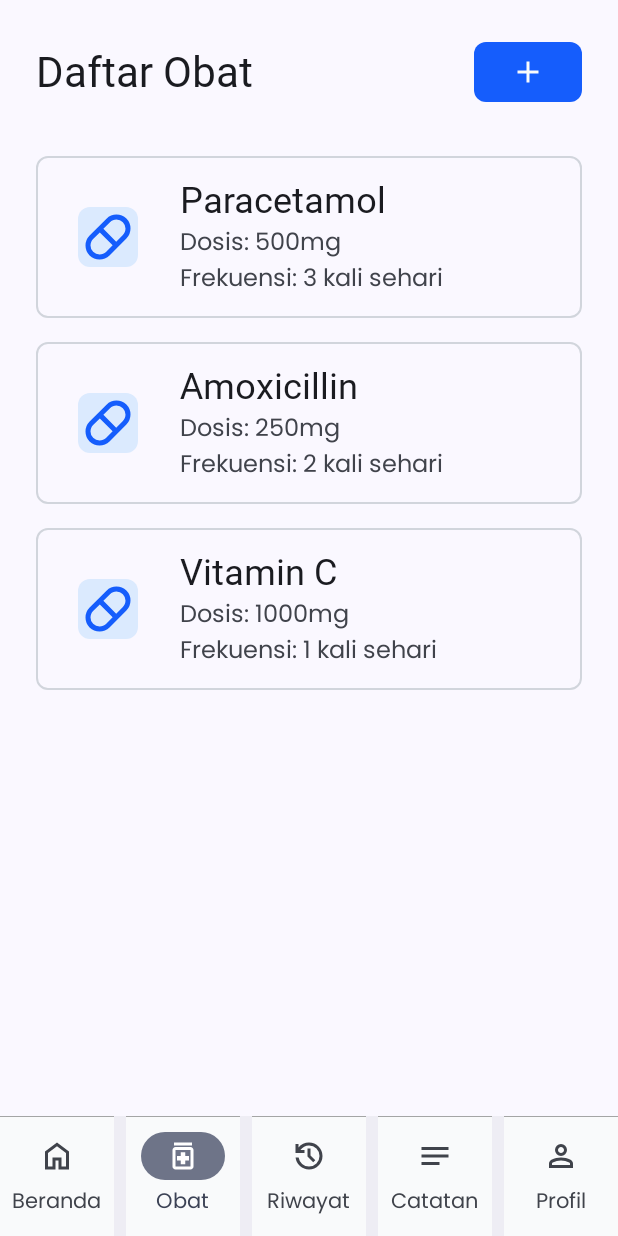
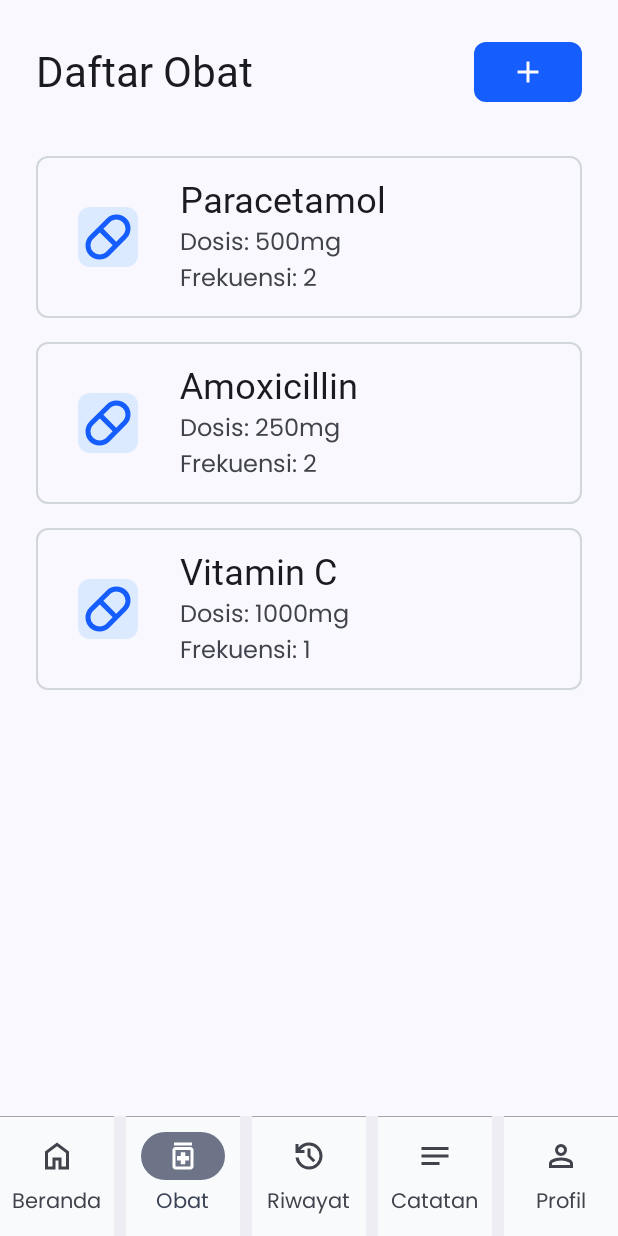
Before and after one commit to JackBerck/bismillah, an Android app built with Jetpack Compose: the MedicineScreen screen opened through its navigation route, on a phone screen of 412 x 824 dp. Run offline under Robolectric (Android 15) with nearby library versions, the light colour scheme and no system bars; our stand-ins replace Dagger/Hilt's generated code; Roboto replaces fonts that are not available here.

Commit message:
feat: adding medicine screen and features

```diff
--- a/app/build.gradle.kts
+++ b/app/build.gradle.kts
@@ -90,4 +90,7 @@ dependencies {
     implementation("androidx.compose.runtime:runtime-livedata")
     // Optional - Integration with RxJava
     implementation("androidx.compose.runtime:runtime-rxjava2")
+
+    // Data Store for storing user preferences
+    implementation("androidx.datastore:datastore-preferences:1.0.0")
 }
--- /dev/null
+++ b/app/src/main/java/com/example/warasin/data/model/Medicine.kt
@@ -0,0 +1,9 @@
+package com.example.warasin.data.model
+
+data class Medicine (
+    val id: Int,
+    val name: String,
+    val dosage: String,
+    val times: List<String>,
+    val description: String
+)
--- /dev/null
+++ b/app/src/main/java/com/example/warasin/ui/medicine/MedicineItem.kt
@@ -0,0 +1,75 @@
+package com.example.warasin.ui.medicine
+
+import androidx.compose.foundation.background
+import androidx.compose.foundation.border
+import androidx.compose.foundation.clickable
+import androidx.compose.foundation.layout.Arrangement
+import androidx.compose.foundation.layout.Box
+import androidx.compose.foundation.layout.Column
+import androidx.compose.foundation.layout.Row
+import androidx.compose.foundation.layout.Spacer
+import androidx.compose.foundation.layout.fillMaxWidth
+import androidx.compose.foundation.layout.padding
+import androidx.compose.foundation.layout.size
+import androidx.compose.foundation.layout.width
+import androidx.compose.foundation.shape.RoundedCornerShape
+import androidx.compose.material3.Icon
+import androidx.compose.material3.MaterialTheme
+import androidx.compose.material3.Text
+import androidx.compose.runtime.Composable
+import androidx.compose.ui.Alignment
+import androidx.compose.ui.Modifier
+import androidx.compose.ui.res.painterResource
+import androidx.compose.ui.unit.dp
+import com.example.warasin.R
+import com.example.warasin.data.model.Medicine
+import com.example.warasin.ui.theme.Blue100
+import com.example.warasin.ui.theme.Blue600
+import com.example.warasin.ui.theme.Gray300
+
+@Composable
+fun MedicineItem(
+    medicine: Medicine,
+    onClick: () -> Unit // Lambda untuk menangani klik
+) {
+    Box(
+        modifier = Modifier
+            .fillMaxWidth()
+            .border(1.dp, Gray300, RoundedCornerShape(8.dp))
+            .clickable(onClick = onClick) // <-- BUAT BOX INI BISA DIKLIK
+    ) {
+        Row(
+            modifier = Modifier.padding(16.dp),
+            horizontalArrangement = Arrangement.Start,
+            verticalAlignment = Alignment.CenterVertically
+        ) {
+            Icon(
+                painter = painterResource(id = R.drawable.outline_pill_24),
+                contentDescription = null,
+                tint = Blue600,
+                modifier = Modifier
+                    .size(64.dp)
+                    .padding(12.dp)
+                    .align(Alignment.CenterVertically)
+                    .background(Blue100, RoundedCornerShape(8.dp)),
+            )
+            Spacer(modifier = Modifier.width(16.dp))
+            Column(verticalArrangement = Arrangement.spacedBy(2.dp)) {
+                Text(
+                    text = medicine.name,
+                    style = MaterialTheme.typography.titleMedium,
+                )
+                Text(
+                    text = "Dosis: ${medicine.dosage}",
+                    style = MaterialTheme.typography.bodyMedium,
+                    color = MaterialTheme.colorScheme.onSurfaceVariant
+                )
+                Text(
+                    text = "Frekuensi: ${medicine.times.size}",
+                    style = MaterialTheme.typography.bodyMedium,
+                    color = MaterialTheme.colorScheme.onSurfaceVariant
+                )
+            }
+        }
+    }
+}
--- a/app/src/main/java/com/example/warasin/ui/medicine/MedicineScreen.kt
+++ b/app/src/main/java/com/example/warasin/ui/medicine/MedicineScreen.kt
@@ -41,92 +41,10 @@ import com.example.warasin.ui.theme.Gray300
 import com.example.warasin.ui.theme.Gray50
 import com.example.warasin.ui.theme.WarasInTheme
 import androidx.compose.runtime.getValue
+import androidx.compose.runtime.mutableStateListOf
 import androidx.compose.runtime.setValue
-
-
-data class Medicine(
-    val id: Int,
-    val name: String,
-    val dosage: String,
-    val frequency: String,
-    val description: String
-)
-
-@Composable
-fun MedicineDetailDialog(
-    medicine: Medicine,
-    onDismiss: () -> Unit // Lambda untuk menutup dialog
-) {
-    AlertDialog(
-        onDismissRequest = onDismiss,
-        title = {
-            Text(
-                text = medicine.name,
-                style = MaterialTheme.typography.titleLarge
-            )
-        },
-        text = {
-            Column(verticalArrangement = Arrangement.spacedBy(8.dp)) {
-                Text("Dosis: ${medicine.dosage}")
-                Text("Frekuensi: ${medicine.frequency}")
-                Spacer(modifier = Modifier.size(8.dp))
-                Text(medicine.description)
-            }
-        },
-        confirmButton = {
-            TextButton (onClick = onDismiss) {
-                Text("Tutup")
-            }
-        }
-    )
-}
-
-@Composable
-fun MedicineItem(
-    medicine: Medicine,
-    onClick: () -> Unit // Lambda untuk menangani klik
-) {
-    Box(
-        modifier = Modifier
-            .fillMaxWidth()
-            .border(1.dp, Gray300, RoundedCornerShape(8.dp))
-            .clickable(onClick = onClick) // <-- BUAT BOX INI BISA DIKLIK
-    ) {
-        Row(
-            modifier = Modifier.padding(16.dp),
-            horizontalArrangement = Arrangement.Start,
-            verticalAlignment = Alignment.CenterVertically
-        ) {
-            Icon(
-                painter = painterResource(id = R.drawable.outline_pill_24),
-                contentDescription = null,
-                tint = Blue600,
-                modifier = Modifier
-                    .size(64.dp)
-                    .padding(12.dp)
-                    .align(Alignment.CenterVertically)
-                    .background(Blue100, RoundedCornerShape(8.dp)),
-            )
-            Spacer(modifier = Modifier.width(16.dp))
-            Column(verticalArrangement = Arrangement.spacedBy(2.dp)) {
-                Text(
-                    text = medicine.name,
-                    style = MaterialTheme.typography.titleMedium,
-                )
-                Text(
-                    text = "Dosis: ${medicine.dosage}",
-                    style = MaterialTheme.typography.bodyMedium,
-                    color = MaterialTheme.colorScheme.onSurfaceVariant
-                )
-                Text(
-                    text = "Frekuensi: ${medicine.frequency}",
-                    style = MaterialTheme.typography.bodyMedium,
-                    color = MaterialTheme.colorScheme.onSurfaceVariant
-                )
-            }
-        }
-    }
-}
+import com.example.warasin.data.model.Medicine
+import com.example.warasin.ui.medicine.AddMedicineDialog
 
 @OptIn(ExperimentalMaterial3Api::class)
 @Composable
@@ -137,11 +55,21 @@ fun MedicineScreen(
     var showDialog by remember { mutableStateOf(false) }
     var selectedMedicine by remember { mutableStateOf<Medicine?>(null) }
 
-    val medicines = listOf(
-        Medicine(1, "Paracetamol", "500mg", "3 kali sehari", "Obat ini digunakan untuk meredakan demam dan nyeri ringan hingga sedang."),
-        Medicine(2, "Amoxicillin", "250mg", "2 kali sehari", "Antibiotik untuk mengobati infeksi bakteri. Harus dihabiskan."),
-        Medicine(3, "Vitamin C", "1000mg", "1 kali sehari", "Suplemen untuk menjaga daya tahan tubuh.")
-    )
+    // --- STATE BARU UNTUK FORM TAMBAH OBAT ---
+    var showAddDialog by remember { mutableStateOf(false) }
+
+    // State untuk setiap field di dalam form
+    var medicineName by remember { mutableStateOf("") }
+    var medicineDosage by remember { mutableStateOf("") }
+    var medicineNotes by remember { mutableStateOf("") }
+
+    val medicines = remember {
+        mutableStateListOf(
+            Medicine(1, "Paracetamol", "500mg", listOf("09:00", "15:00"), "Obat ini digunakan untuk meredakan demam dan nyeri ringan hingga sedang."),
+            Medicine(2, "Amoxicillin", "250mg", listOf("08:00", "20:00"), "Antibiotik untuk mengobati infeksi bakteri. Harus dihabiskan."),
+            Medicine(3, "Vitamin C", "1000mg", listOf("07:00"), "Suplemen untuk menjaga daya tahan tubuh.")
+        )
+    }
 
     // PENTING: Bungkus semua konten dengan Box
     Box(
@@ -161,7 +89,7 @@ fun MedicineScreen(
                     style = MaterialTheme.typography.titleLarge,
                 )
                 Button(
-                    onClick = { /*TODO*/ },
+                    onClick = { showAddDialog = true }, // Tampilkan dialog tambah
                     shape = RoundedCornerShape(8.dp),
                     colors = ButtonDefaults.buttonColors(containerColor = Blue600),
                 ) {
@@ -203,6 +131,28 @@ fun MedicineScreen(
                 }
             )
         }
+
+        // --- PANGGIL DIALOG TAMBAH DI SINI ---
+        if (showAddDialog) {
+            AddMedicineDialog(
+                onDismiss = { showAddDialog = false },
+                onSave = { name, dosage, time, notes ->
+                    // Tambahkan obat baru ke dalam list
+                    medicines.add(
+                        Medicine(
+                            id = medicines.size + 1,
+                            name = name,
+                            dosage = dosage,
+                            times = time,
+                            description = notes
+                        )
+                    )
+                    // Tutup dialog
+                    showAddDialog = false
+                    Log.d("MedicineScreen", "Obat Disimpan: $name, $dosage, $time, $notes")
+                }
+            )
+        }
     }
 }
 
--- a/app/src/main/java/com/example/warasin/ui/theme/Color.kt
+++ b/app/src/main/java/com/example/warasin/ui/theme/Color.kt
@@ -16,4 +16,6 @@ val Gray50 = Color(0xFFf9fafb)
 val Blue600 = Color(0xFF155dfc)
 val Blue100 = Color(0xFFdbeafe)
 val Green600 = Color(0xFF16a34a)
+val Green400 = Color(0xFF4ade80)
 val Green100 = Color(0xFFdcfce7)
+val Red600 = Color(0xFFdc2626)
--- /dev/null
+++ b/app/src/main/res/drawable/outline_timer_24.xml
@@ -0,0 +1,5 @@
+<vector xmlns:android="http://schemas.android.com/apk/res/android" android:height="24dp" android:tint="#000000" android:viewportHeight="960" android:viewportWidth="960" android:width="24dp">
+
+    <path android:fillColor="@android:color/white" android:pathData="M360,120L360,40L600,40L600,120L360,120ZM440,560L520,560L520,320L440,320L440,560ZM480,880Q406,880 340.5,851.5Q275,823 226,774Q177,725 148.5,659.5Q120,594 120,520Q120,446 148.5,380.5Q177,315 226,266Q275,217 340.5,188.5Q406,160 480,160Q542,160 599,180Q656,200 706,238L762,182L818,238L762,294Q800,344 820,401Q840,458 840,520Q840,594 811.5,659.5Q783,725 734,774Q685,823 619.5,851.5Q554,880 480,880ZM480,800Q596,800 678,718Q760,636 760,520Q760,404 678,322Q596,240 480,240Q364,240 282,322Q200,404 200,520Q200,636 282,718Q364,800 480,800ZM480,520Q480,520 480,520Q480,520 480,520Q480,520 480,520Q480,520 480,520Q480,520 480,520Q480,520 480,520Q480,520 480,520Q480,520 480,520Z"/>
+
+</vector>
```
Also changed, not shown: app/src/main/java/com/example/warasin/ui/component/ButtonWithoutIcon.kt (added, +35 -0 lines), app/src/main/java/com/example/warasin/ui/component/LabeledTextField.kt (added, +59 -0 lines), app/src/main/java/com/example/warasin/ui/component/TimePicker.kt (added, +26 -0 lines), app/src/main/java/com/example/warasin/ui/medicine/AddMedicineDialog.kt (added, +197 -0 lines), app/src/main/java/com/example/warasin/ui/medicine/MedicineDetailDialog.kt (added, +46 -0 lines).
